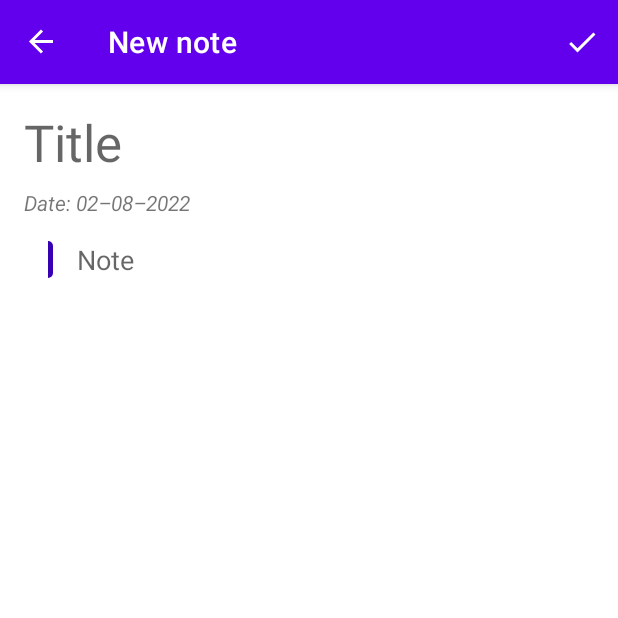
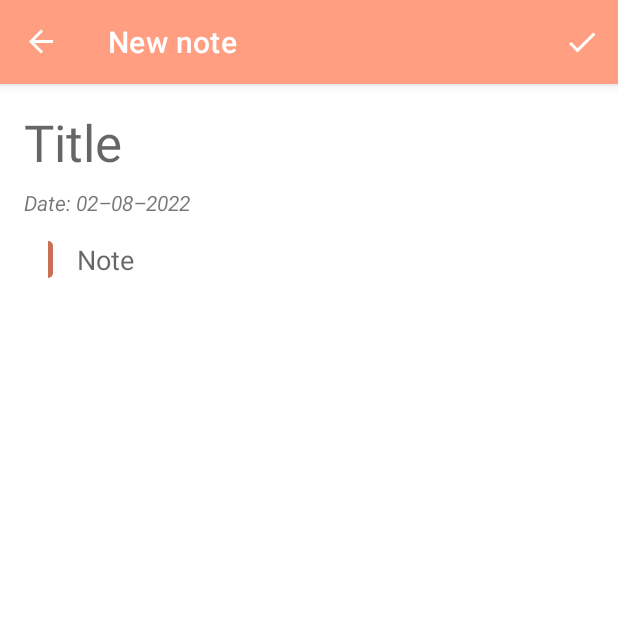
Before and after one commit to EyuCoder/MVVM_Notes, an Android app: the AddFragment screen opened through its navigation route, on a phone screen of 412 x 824 dp, the top half of it. Run offline under Robolectric (Android 15) with nearby library versions, the phone set to English and light mode, and no system bars; our stand-ins replace Room's generated code, data binding, navigation-ui; 1 statement that could not run was skipped.

Commit message:
:sparkles: menu done

```diff
--- a/app/build.gradle
+++ b/app/build.gradle
@@ -46,6 +46,7 @@ dependencies {
     implementation 'androidx.appcompat:appcompat:1.3.0'
     implementation 'com.google.android.material:material:1.4.0'
     implementation 'androidx.constraintlayout:constraintlayout:2.0.4'
+    implementation 'androidx.legacy:legacy-support-v4:1.0.0'
     testImplementation 'junit:junit:4.+'
     androidTestImplementation 'androidx.test.ext:junit:1.1.3'
     androidTestImplementation 'androidx.test.espresso:espresso-core:3.4.0'
--- a/app/src/main/java/com/codexo/notes/ui/notes/NotesFragment.kt
+++ b/app/src/main/java/com/codexo/notes/ui/notes/NotesFragment.kt
@@ -76,6 +76,10 @@ class NotesFragment : Fragment(R.layout.fragment_notes) {
                 item.isChecked = !item.isChecked
                 true
             }
+            R.id.action_about -> {
+                findNavController().navigate(R.id.action_notesFragment_to_aboutFragment)
+                true
+            }
             R.id.action_delete_all_notes -> true
             else -> super.onOptionsItemSelected(item)
         }
--- a/app/src/main/res/layout/item_notes.xml
+++ b/app/src/main/res/layout/item_notes.xml
@@ -25,9 +25,8 @@
 
             <TextView
                 android:id="@+id/tv_title"
-                android:layout_width="wrap_content"
-                android:layout_height="wrap_content"
-                android:layout_margin="@dimen/margin_16"
+                style="@style/TitleStyle"
+                android:fontFamily="casual"
                 android:text="@{Note.title}"
                 app:layout_constraintStart_toStartOf="parent"
                 app:layout_constraintTop_toTopOf="parent"
--- a/app/src/main/res/navigation/nav_graph.xml
+++ b/app/src/main/res/navigation/nav_graph.xml
@@ -16,6 +16,9 @@
         <action
             android:id="@+id/action_notesFragment_to_editFragment"
             app:destination="@id/editFragment" />
+        <action
+            android:id="@+id/action_notesFragment_to_aboutFragment"
+            app:destination="@id/aboutFragment" />
     </fragment>
     <fragment
         android:id="@+id/addFragment"
@@ -40,4 +43,13 @@
             android:name="currentItem"
             app:argType="com.codexo.notes.data.Note" />
     </fragment>
+    <fragment
+        android:id="@+id/aboutFragment"
+        android:name="com.codexo.notes.ui.AboutFragment"
+        android:label="About Me"
+        tools:layout="@layout/fragment_about" >
+        <action
+            android:id="@+id/action_aboutFragment_to_notesFragment"
+            app:destination="@id/notesFragment" />
+    </fragment>
 </navigation>
--- a/app/src/main/res/values-night/themes.xml
+++ b/app/src/main/res/values-night/themes.xml
@@ -3,7 +3,7 @@
     <style name="Theme.Notes" parent="Theme.MaterialComponents.DayNight.DarkActionBar">
         <!-- Primary brand color. -->
         <item name="colorPrimary">@color/purple_200</item>
-        <item name="colorPrimaryVariant">@color/purple_700</item>
+        <item name="colorPrimaryVariant">@color/black</item>
         <item name="colorOnPrimary">@color/black</item>
         <!-- Secondary brand color. -->
         <item name="colorSecondary">@color/teal_200</item>
--- a/app/src/main/res/values/colors.xml
+++ b/app/src/main/res/values/colors.xml
@@ -1,10 +1,12 @@
 <?xml version="1.0" encoding="utf-8"?>
 <resources>
     <color name="purple_200">#FFBB86FC</color>
-    <color name="purple_500">#FF6200EE</color>
-    <color name="purple_700">#FF3700B3</color>
+    <color name="purple_500">#ff9e80</color>
+    <color name="purple_700">#c96f53</color>
     <color name="teal_200">#FF03DAC5</color>
     <color name="teal_700">#FF018786</color>
     <color name="black">#FF000000</color>
     <color name="white">#FFFFFFFF</color>
 </resources>
+<!--<color name="purple_500">#FF6200EE</color>-->
+<!--<color name="purple_700">#FF3700B3</color>-->
--- a/app/src/main/res/values/strings.xml
+++ b/app/src/main/res/values/strings.xml
@@ -22,4 +22,6 @@
         <item>Date created</item>
         <item>Date modified</item>
     </string-array>
+    <!-- TODO: Remove or change this placeholder text -->
+    <string name="hello_blank_fragment">Hello blank fragment</string>
 </resources>
```
Also changed, not shown: app/src/main/java/com/codexo/notes/ui/AboutFragment.kt (added, +19 -0 lines), app/src/main/res/layout/fragment_about.xml (added, +14 -0 lines), app/src/main/res/values/styles.xml (added, +23 -0 lines).
